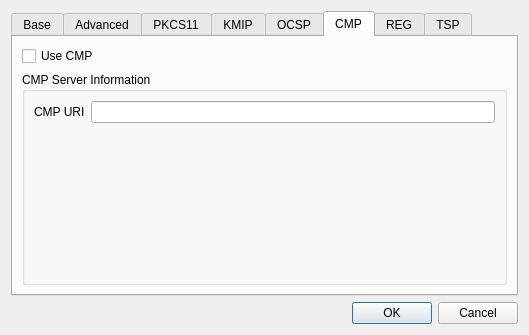
Before: the Qt Designer form CAMan/settings_dlg.ui in jykim74/CertMan, drawn with Qt 5.
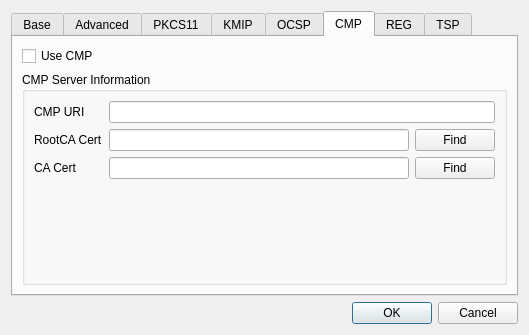
After: the same form once the commit is applied. The open tabs and pages were chosen to show the change.

```diff
--- a/CAMan/settings_dlg.ui
+++ b/CAMan/settings_dlg.ui
@@ -413,9 +413,6 @@
           <string>CMP Server Information</string>
          </property>
          <layout class="QGridLayout" name="gridLayout_11">
-          <item row="0" column="1">
-           <widget class="QLineEdit" name="mCMPURIText"/>
-          </item>
           <item row="0" column="0">
            <widget class="QLabel" name="label_18">
             <property name="text">
@@ -423,7 +420,10 @@
             </property>
            </widget>
           </item>
-          <item row="1" column="0">
+          <item row="1" column="1">
+           <widget class="QLineEdit" name="mCMPRootCACertPathText"/>
+          </item>
+          <item row="3" column="0">
            <spacer name="verticalSpacer_7">
             <property name="orientation">
              <enum>Qt::Vertical</enum>
@@ -436,6 +436,40 @@
             </property>
            </spacer>
           </item>
+          <item row="2" column="0">
+           <widget class="QLabel" name="label_22">
+            <property name="text">
+             <string>CA Cert</string>
+            </property>
+           </widget>
+          </item>
+          <item row="1" column="0">
+           <widget class="QLabel" name="label_21">
+            <property name="text">
+             <string>RootCA Cert</string>
+            </property>
+           </widget>
+          </item>
+          <item row="2" column="1">
+           <widget class="QLineEdit" name="mCMPCACertPathText"/>
+          </item>
+          <item row="1" column="2">
+           <widget class="QPushButton" name="mCMPRootCACertBtn">
+            <property name="text">
+             <string>Find</string>
+            </property>
+           </widget>
+          </item>
+          <item row="2" column="2">
+           <widget class="QPushButton" name="mCMPCACertBtn">
+            <property name="text">
+             <string>Find</string>
+            </property>
+           </widget>
+          </item>
+          <item row="0" column="1" colspan="2">
+           <widget class="QLineEdit" name="mCMPURIText"/>
+          </item>
          </layout>
         </widget>
        </item>
```
Left out of the diff: 2 changed lines with no effect on the pictures.
